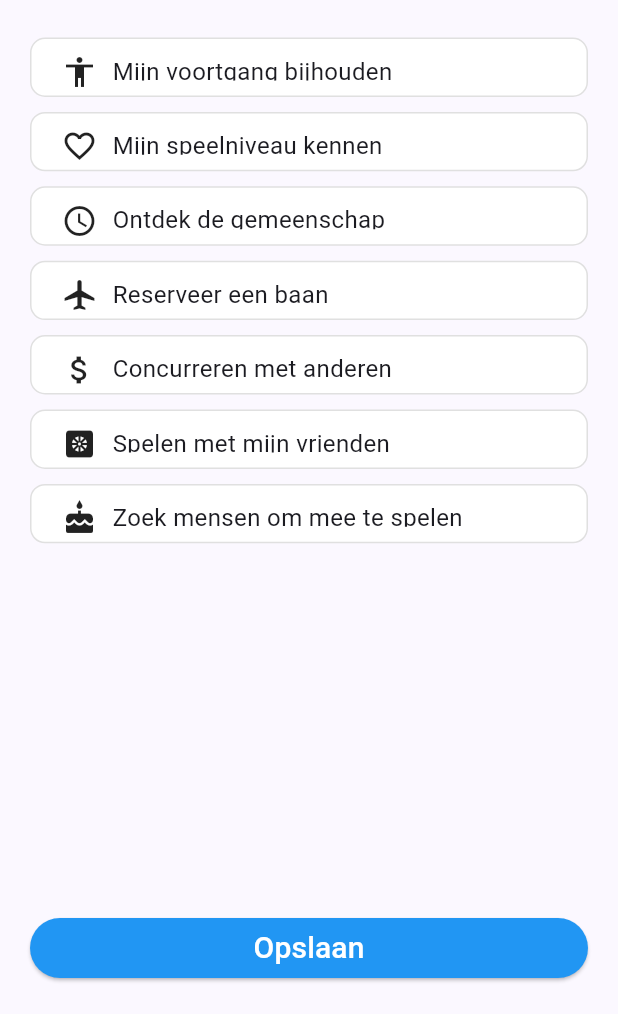
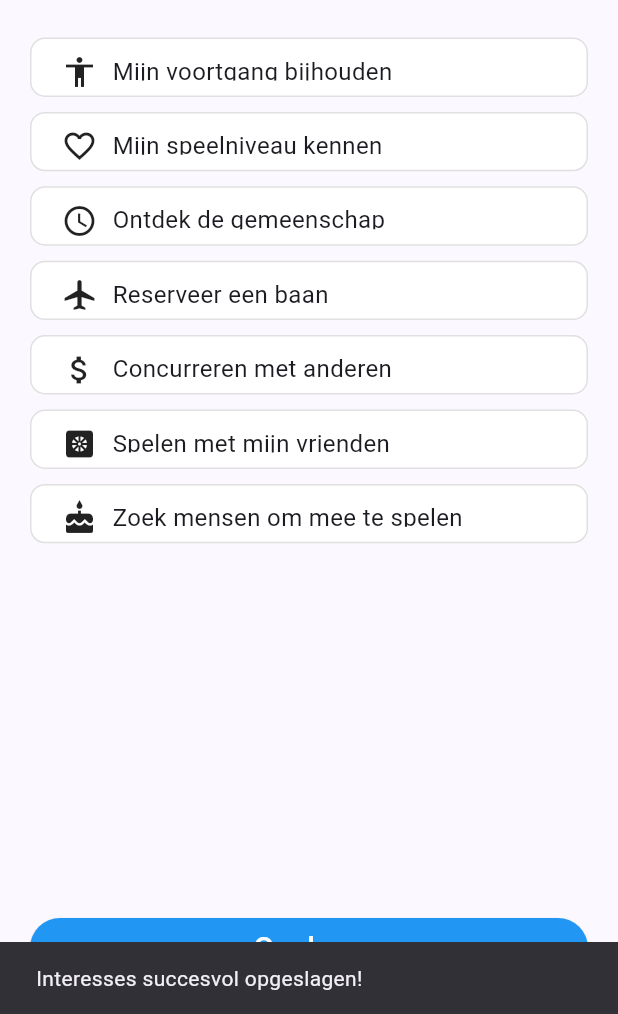
Before and after one commit to Jureeke/intro-mobile-2024, a Flutter app: the EditInterestsScreen screen opened directly, after a tap on "Opslaan", on a phone screen of 412 x 824 dp, the part 222-1236 px from its top. Run offline on Flutter 3.47's test engine with Material 3 defaults, Android fonts, the phone set to English and light mode, and no system bars; our stand-ins replace cloud_firestore, firebase_auth, firebase_core, google_sign_in; accounts and stored records are empty; generated files the repository leaves out were written again.

Commit message:
Add preferences & interests to Firebase

```diff
--- a/lib/src/screens/edit_interests_screen.dart
+++ b/lib/src/screens/edit_interests_screen.dart
@@ -1,4 +1,5 @@
 import 'package:flutter/material.dart';
+import 'package:playtomic/src/services/auth_service.dart';
 
 class EditInterestsScreen extends StatefulWidget {
   static const routeName = '/home/profile/edit/interests';
@@ -8,7 +9,10 @@ class EditInterestsScreen extends StatefulWidget {
 }
 
 class _EditInterestsScreenState extends State<EditInterestsScreen> {
-  late List<bool> selectedIndices;
+  late List<String> selectedInterests;
+  final AuthService _authService = AuthService();
+  bool isLoading = true;
+  String errorMessage = '';
 
   final List<Option> options = [
     Option(name: 'Mijn voortgang bijhouden', icon: Icons.accessibility),
@@ -23,7 +27,50 @@ class _EditInterestsScreenState extends State<EditInterestsScreen> {
   @override
   void initState() {
     super.initState();
-    selectedIndices = List.generate(options.length, (index) => false);
+    selectedInterests = [];
+    _loadInterests();
+  }
+
+  Future<void> _loadInterests() async {
+    try {
+      List<String>? interests = await _authService.loadUserInterests();
+      if (interests != null) {
+        setState(() {
+          selectedInterests = interests;
+        });
+      }
+    } catch (e) {
+      setState(() {
+        errorMessage =
+            'Er is een fout opgetreden bij het laden van de interesses: $e';
+      });
+    } finally {
+      setState(() {
+        isLoading = false;
+      });
+    }
+  }
+
+  Future<void> _saveInterests() async {
+    setState(() {
+      isLoading = true;
+    });
+
+    try {
+      await _authService.saveUserInterests(selectedInterests);
+      ScaffoldMessenger.of(context).showSnackBar(const SnackBar(
+        content: Text('Interesses succesvol opgeslagen!'),
+      ));
+    } catch (e) {
+      ScaffoldMessenger.of(context).showSnackBar(SnackBar(
+        content: Text(
+            'Er is een fout opgetreden bij het opslaan van de interesses: $e'),
+      ));
+    } finally {
+      setState(() {
+        isLoading = false;
+      });
+    }
   }
 
   @override
@@ -35,7 +82,9 @@ class _EditInterestsScreenState extends State<EditInterestsScreen> {
         child: Column(
           crossAxisAlignment: CrossAxisAlignment.start,
           children: [
-            Text(
+            if (isLoading) const Center(child: CircularProgressIndicator()),
+            if (!isLoading) ...[
+              const Text(
                 'Je interesse',
                 style: TextStyle(
                   fontSize: 20,
@@ -43,7 +92,7 @@ class _EditInterestsScreenState extends State<EditInterestsScreen> {
                 ),
               ),
               SizedBox(height: 20),
-            Text(
+              const Text(
                 'Wat zoek je in Playtomic',
                 style: TextStyle(
                   fontSize: 16,
@@ -53,39 +102,44 @@ class _EditInterestsScreenState extends State<EditInterestsScreen> {
               Expanded(
                 child: GridView.count(
                   crossAxisCount: 1,
-                childAspectRatio: 7.5, // Hoogte van de kaders
+                  childAspectRatio: 7.5,
                   children: List.generate(options.length, (index) {
                     return InkWell(
                       onTap: () {
                         setState(() {
-                        selectedIndices[index] = !selectedIndices[index];
+                          if (selectedInterests.contains(options[index].name)) {
+                            selectedInterests.remove(options[index].name);
+                          } else {
+                            selectedInterests.add(options[index].name);
+                          }
                         });
                       },
                       child: Container(
                         margin: EdgeInsets.symmetric(vertical: 5),
                         decoration: BoxDecoration(
-                        color: Colors.white, // Achtergrondkleur wit
+                          color: Colors.white,
                           borderRadius: BorderRadius.circular(10),
                           border: Border.all(
-                          color: selectedIndices[index]
-                              ? Colors.blue // Blauwe rand als geselecteerd
-                              : Colors.grey[300]!, // Lichtgrijze rand
+                            color:
+                                selectedInterests.contains(options[index].name)
+                                    ? Colors.blue
+                                    : Colors.grey[300]!,
                           ),
                         ),
-                      padding: EdgeInsets.all(10), // Padding toevoegen
+                        padding: EdgeInsets.all(10),
                         child: Row(
                           children: [
                             SizedBox(width: 10),
-                          Icon(options[index].icon), // Pictogram toevoegen
+                            Icon(options[index].icon),
                             SizedBox(width: 10),
                             Expanded(
                               child: Text(
-                              options[index].name, // Naam toevoegen
+                                options[index].name,
                                 style: TextStyle(fontSize: 16),
                               ),
                             ),
                             SizedBox(width: 10),
-                          if (selectedIndices[index])
+                            if (selectedInterests.contains(options[index].name))
                               Icon(Icons.check, color: Colors.blue),
                           ],
                         ),
@@ -96,20 +150,26 @@ class _EditInterestsScreenState extends State<EditInterestsScreen> {
               ),
               SizedBox(height: 20),
               SizedBox(
-              width: double.infinity, // Neemt volledige breedte in
+                width: double.infinity,
                 child: ElevatedButton(
-                onPressed: () {
-                  // Voeg hier de actie toe die moet worden uitgevoerd wanneer de knop wordt ingedrukt
-                },
+                  onPressed: _saveInterests,
                   style: ElevatedButton.styleFrom(
-                  backgroundColor: Colors.blue, // Achtergrondkleur blauw
+                    backgroundColor: Colors.blue,
                   ),
-                child: Text(
+                  child: const Text(
                     'Opslaan',
-                  style: TextStyle(color: Colors.white, fontSize: 20), // Tekst wit
+                    style: TextStyle(color: Colors.white, fontSize: 20),
                   ),
                 ),
               ),
+              if (errorMessage.isNotEmpty) ...[
+                SizedBox(height: 20),
+                Text(
+                  errorMessage,
+                  style: TextStyle(color: Colors.red),
+                ),
+              ]
+            ]
           ],
         ),
       ),
--- a/lib/src/screens/home_screen.dart
+++ b/lib/src/screens/home_screen.dart
@@ -3,7 +3,6 @@ import 'package:playtomic/src/screens/community_screen.dart';
 import 'package:playtomic/src/screens/discovery_screen.dart';
 import 'package:playtomic/src/screens/play_screen.dart';
 import 'package:playtomic/src/screens/profile_screen.dart';
-import 'package:playtomic/src/screens/start_screen.dart';
 import 'package:playtomic/src/services/auth_service.dart';
 
 class HomeScreen extends StatefulWidget {
--- a/lib/src/screens/login_screen.dart
+++ b/lib/src/screens/login_screen.dart
@@ -94,7 +94,7 @@ class LoginScreenState extends State<LoginScreen> {
               const SizedBox(height: 8),
               GestureDetector(
                 onTap: () {},
-                child: Text(
+                child: const Text(
                   'Ben je je wachtwoord vergeten?',
                   textAlign: TextAlign.center,
                   style: TextStyle(color: Colors.white),
--- a/lib/src/services/auth_service.dart
+++ b/lib/src/services/auth_service.dart
@@ -153,4 +153,88 @@ class AuthService {
       rethrow;
     }
   }
+
+  // Methode om voorkeuren op te slaan
+  Future<void> saveUserInterests(List<String> interests) async {
+    User? user = _auth.currentUser;
+    if (user != null) {
+      try {
+        await _db
+            .collection('users')
+            .doc(user.uid)
+            .set({'interests': interests}, SetOptions(merge: true));
+        print("Interesses opgeslagen voor gebruiker ${user.uid}");
+      } catch (e) {
+        print("Error saving interests: $e");
+        rethrow;
+      }
+    }
+  }
+
+  // Methode om voorkeuren op te halen
+  Future<List<String>?> loadUserInterests() async {
+    User? user = _auth.currentUser;
+    if (user != null) {
+      try {
+        DocumentSnapshot<Map<String, dynamic>> userDoc = await _db
+            .collection('users')
+            .doc(user.uid)
+            .get();
+        if (userDoc.exists) {
+          Map<String, dynamic>? data = userDoc.data();
+          if (data != null && data.containsKey('interests')) {
+            return List<String>.from(data['interests']);
+          }
+        }
+      } catch (e) {
+        print("Error loading interests: $e");
+        rethrow;
+      }
+    }
+    return null;
+  }
+
+  Future<void> saveUserPreferences(Map<String, String?> preferences) async {
+    User? user = _auth.currentUser;
+    if (user != null) {
+      try {
+        await _db
+            .collection('users')
+            .doc(user.uid)
+            .set({'preferences': preferences}, SetOptions(merge: true));
+        print("Voorkeuren opgeslagen voor gebruiker ${user.uid}");
+      } catch (e) {
+        print("Error saving preferences: $e");
+        rethrow;
+      }
+    }
+  }
+
+  // Methode om voorkeuren op te halen
+  Future<List<String>?> loadUserPreferences() async {
+    User? user = _auth.currentUser;
+    if (user != null) {
+      try {
+        DocumentSnapshot<Map<String, dynamic>> userDoc = await _db
+            .collection('users')
+            .doc(user.uid)
+            .get();
+        if (userDoc.exists) {
+          Map<String, dynamic>? data = userDoc.data();
+          if (data != null && data.containsKey('preferences')) {
+            Map<String, dynamic> preferences = data['preferences'];
+            return [
+              preferences['best-hand'],
+              preferences['baanpositie'],
+              preferences['type-partij'],
+            ];
+          }
+        }
+      } catch (e) {
+        print("Error loading preferences: $e");
+        rethrow;
+      }
+    }
+    return null;
+  }
 }
```
Also changed, not shown: lib/src/screens/edit_preferences_screen.dart (+96 -25 lines). Lines whose indentation alone changed are shown as unchanged.
